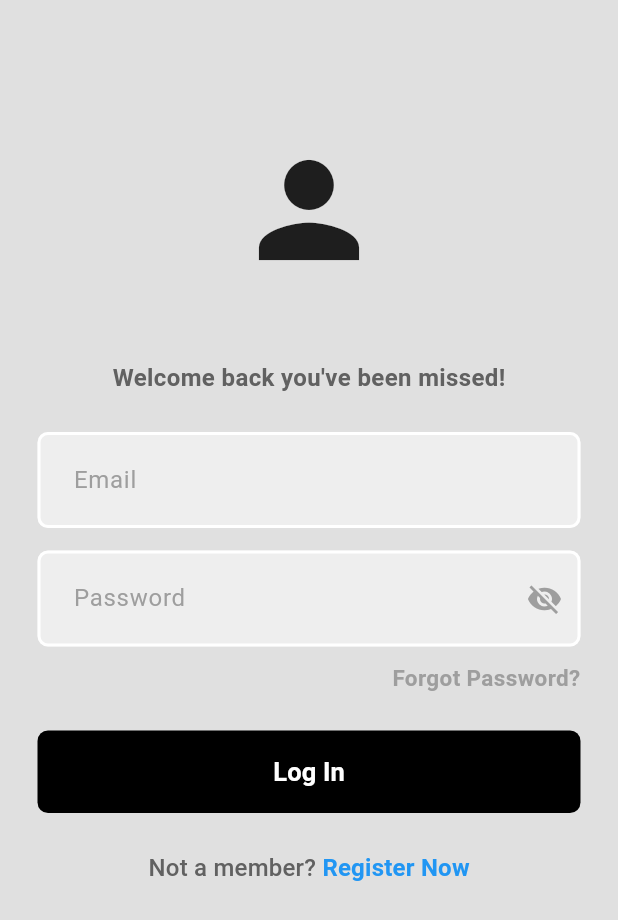
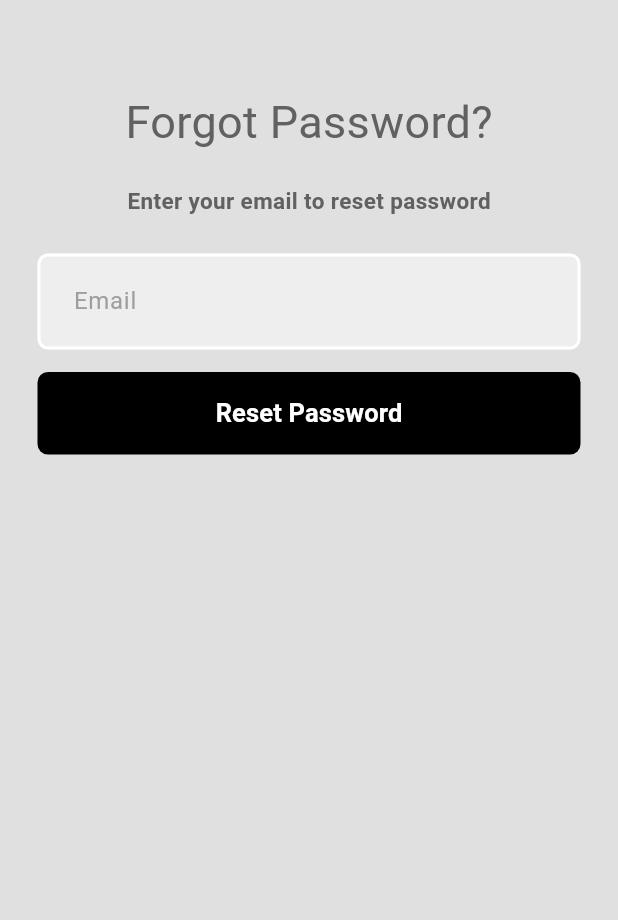
Before and after one commit to es-amit/Startup-Saathi, a Flutter app: the screen it shows after launch, after a tap on "Forgot Password?", on a phone screen of 412 x 824 dp. Shown: the top 920 px of the screen. Run offline on Flutter 3.47's test engine with Material 3 defaults, Android fonts, the phone set to English and light mode, and no system bars; our stand-ins replace cached_network_image, cloud_firestore, csc_picker, equatable, firebase_auth, firebase_core and 4 more; accounts and stored records are empty.

Commit message:
reset-password

```diff
--- a/lib/core/constants.dart
+++ b/lib/core/constants.dart
@@ -3,6 +3,7 @@ class PageConst {
   static const String registerPage = 'registerPage';
   static const String homePage = 'homePage';
   static const String personalDetailsPage = 'personalDetailsPage';
+  static const String forgotPasswordPage = 'forgotPasswordPage';
 }
 
 class FirebaseConst {
--- a/lib/core/routes/routes.dart
+++ b/lib/core/routes/routes.dart
@@ -1,5 +1,6 @@
 import 'package:flutter/material.dart';
 import 'package:startup_saathi/core/constants.dart';
+import 'package:startup_saathi/features/presentation/page/credential/forgot_password_page.dart';
 import 'package:startup_saathi/features/presentation/page/credential/personal_details_page.dart';
 import '../../features/presentation/page/credential/register_page.dart';
 import '../../features/presentation/page/home/home_page.dart';
@@ -20,6 +21,9 @@ class OnGenerateRoute {
 
       case PageConst.personalDetailsPage:
         return routeBuilder(const PersonalDetailsPage());
+
+      case PageConst.forgotPasswordPage:
+        return routeBuilder(const ForgotPasswordPage());
 
       default:
         return routeBuilder(const NoPageFound());
--- a/lib/core/strings/app_strings.dart
+++ b/lib/core/strings/app_strings.dart
@@ -17,5 +17,8 @@ class AppStrings {
   static const String registerNow = 'Register Now';
   static const String firstName = 'First Name';
   static const String lastName = 'Last Name';
-  static const String college = 'College';
+  static const String college = 'College Name';
+  static const String resetPassword = 'Reset Password';
+  static const String enterYourEmailToResetPassword =
+      'Enter your email to reset password';
 }
--- a/lib/features/data/datasource/remote_data_source.dart
+++ b/lib/features/data/datasource/remote_data_source.dart
@@ -8,6 +8,7 @@ abstract interface class FirebaseRemoteDataSource {
   Future<void> registerUser(UserEntity user);
   Future<bool> isSignIn();
   Future<void> signOut();
+  Future<void> sendPasswordResetEmail(String email);
 
   // Cloud Storage
   Future<String> uploadImageToStorage(File? file, String childName);
--- a/lib/features/data/datasource/remote_data_source_impl.dart
+++ b/lib/features/data/datasource/remote_data_source_impl.dart
@@ -137,4 +137,14 @@ class FirebaseRemoteDataSourceImpl implements FirebaseRemoteDataSource {
       userCollection.doc(uid).set(userInformation);
     }
   }
+
+  @override
+  Future<void> sendPasswordResetEmail(String email) async {
+    try {
+      await firebaseAuth.sendPasswordResetEmail(email: email);
+    } on FirebaseAuthException catch (e) {
+      log(e.code);
+      throw authErrorMapping[e.code.toLowerCase().trim()] as AuthError;
+    }
+  }
 }
--- a/lib/features/data/repository/firebase_repository_impl.dart
+++ b/lib/features/data/repository/firebase_repository_impl.dart
@@ -26,4 +26,9 @@ class FirebaseRepositoryImpl implements FirebaseRepository {
   @override
   Future<String> getCurrentUid() async =>
       await remoteDataSource.getCurrentUid();
+
+  @override
+  Future<void> resetPassword(String email) async {
+    await remoteDataSource.sendPasswordResetEmail(email);
+  }
 }
--- a/lib/features/domain/repository/firebase_repository.dart
+++ b/lib/features/domain/repository/firebase_repository.dart
@@ -6,6 +6,7 @@ abstract interface class FirebaseRepository {
   Future<void> registerUser(UserEntity user);
   Future<bool> isSignedIn();
   Future<void> signOut();
+  Future<void> resetPassword(String email);
 
   // user
   Future<String> getCurrentUid();
--- /dev/null
+++ b/lib/features/domain/usecase/user/reset_password_usecase.dart
@@ -0,0 +1,11 @@
+import 'package:startup_saathi/features/domain/repository/firebase_repository.dart';
+
+class ResetPasswordUseCase {
+  final FirebaseRepository repository;
+
+  ResetPasswordUseCase({required this.repository});
+
+  Future<void> call(String email) async {
+    return await repository.resetPassword(email);
+  }
+}
--- a/lib/features/presentation/cubit/credential/credential_cubit.dart
+++ b/lib/features/presentation/cubit/credential/credential_cubit.dart
@@ -6,17 +6,38 @@ import 'package:startup_saathi/features/data/datasource/errors/firebase_error_ha
 import 'package:startup_saathi/features/domain/entities/user_entity.dart';
 import 'package:startup_saathi/features/domain/usecase/user/log_in_user_usecase.dart';
 import 'package:startup_saathi/features/domain/usecase/user/register_user_usecase.dart';
+import 'package:startup_saathi/features/domain/usecase/user/reset_password_usecase.dart';
 
 part 'credential_state.dart';
 
 class CredentialCubit extends Cubit<CredentialState> {
   final LogInUserUseCase logInUserUseCase;
   final RegisterUseCase registerUseCase;
+  final ResetPasswordUseCase resetPasswordUseCase;
 
   CredentialCubit({
     required this.logInUserUseCase,
     required this.registerUseCase,
+    required this.resetPasswordUseCase,
   }) : super(CredentialInitial());
+
+  Future<void> resetPassword({
+    required String email,
+  }) async {
+    // emit(CredentialLoading());
+    try {
+      await resetPasswordUseCase.call(email);
+      emit(CredentialEmailSent());
+    } on SocketException catch (_) {
+      emit(const CredentialFailure());
+    } catch (e) {
+      final error = e as AuthError;
+      emit(CredentialFailure(
+        errorTitle: error.dialogTitle,
+        errorMessage: error.dialogText,
+      ));
+    }
+  }
 
   Future<void> logInUser({
     required String email,
--- a/lib/features/presentation/cubit/credential/credential_state.dart
+++ b/lib/features/presentation/cubit/credential/credential_state.dart
@@ -34,3 +34,8 @@ class CredentialFailure extends CredentialState {
         errorMessage,
       ];
 }
+
+class CredentialEmailSent extends CredentialState {
+  @override
+  List<Object> get props => [];
+}
--- /dev/null
+++ b/lib/features/presentation/page/credential/forgot_password_page.dart
@@ -0,0 +1,103 @@
+import 'package:flutter/material.dart';
+import 'package:flutter_bloc/flutter_bloc.dart';
+import 'package:startup_saathi/core/strings/app_strings.dart';
+import 'package:startup_saathi/core/theme/app_pallete.dart';
+import 'package:startup_saathi/features/presentation/cubit/credential/credential_cubit.dart';
+import 'package:startup_saathi/features/presentation/widgets/custom_button.dart';
+import 'package:startup_saathi/features/presentation/widgets/custom_text_field.dart';
+import 'package:startup_saathi/features/presentation/widgets/show_snackbar.dart';
+
+class ForgotPasswordPage extends StatefulWidget {
+  const ForgotPasswordPage({super.key});
+
+  @override
+  State<ForgotPasswordPage> createState() => _ForgotPasswordPageState();
+}
+
+class _ForgotPasswordPageState extends State<ForgotPasswordPage> {
+  late TextEditingController _emailController;
+  final formKey = GlobalKey<FormState>();
+
+  @override
+  void initState() {
+    super.initState();
+    _emailController = TextEditingController();
+  }
+
+  @override
+  void dispose() {
+    _emailController.dispose();
+    super.dispose();
+  }
+
+  @override
+  Widget build(BuildContext context) {
+    return Scaffold(
+      body: SafeArea(
+        child: SingleChildScrollView(
+          child: Padding(
+            padding: const EdgeInsets.symmetric(
+              horizontal: 25,
+              vertical: 10,
+            ),
+            child: Form(
+              key: formKey,
+              child: Column(
+                mainAxisAlignment: MainAxisAlignment.center,
+                children: [
+                  const SizedBox(
+                    height: 50,
+                  ),
+                  const Text(
+                    AppStrings.forgotPassword,
+                    style: TextStyle(
+                      fontSize: 30,
+                      color: AppPallete.fontColor,
+                    ),
+                  ),
+                  const SizedBox(
+                    height: 20,
+                  ),
+                  const Text(
+                    AppStrings.enterYourEmailToResetPassword,
+                    style: TextStyle(
+                      fontSize: 15,
+                      color: AppPallete.fontColor,
+                      fontWeight: FontWeight.w600,
+                    ),
+                  ),
+                  const SizedBox(
+                    height: 25,
+                  ),
+                  CustomTextField(
+                    hintText: AppStrings.emailHintText,
+                    controller: _emailController,
+                  ),
+                  const SizedBox(
+                    height: 15,
+                  ),
+                  CustomButton(
+                    text: AppStrings.resetPassword,
+                    onPressed: () {
+                      if (formKey.currentState!.validate()) {
+                        context
+                            .read<CredentialCubit>()
+                            .resetPassword(email: _emailController.text)
+                            .then(
+                              (value) => showSnackbar(
+                                context,
+                                'Email has been sent to your email address.',
+                              ),
+                            );
+                      }
+                    },
+                  ),
+                ],
+              ),
+            ),
+          ),
+        ),
+      ),
+    );
+  }
+}
--- a/lib/features/presentation/page/credential/log_in_page.dart
+++ b/lib/features/presentation/page/credential/log_in_page.dart
@@ -140,7 +140,7 @@ class _LogInPageState extends State<LogInPage> {
               // forgot password
               ForgotPassword(
                 onTap: () {
-                  log('object');
+                  goToForgotPassword();
                 },
               ),
               const SizedBox(
@@ -184,6 +184,10 @@ class _LogInPageState extends State<LogInPage> {
         .then((value) => _clear());
   }
 
+  void goToForgotPassword() {
+    Navigator.of(context).pushNamed(PageConst.forgotPasswordPage);
+  }
+
   void _clear() {
     setState(() {
       _emailController.clear();
--- a/lib/init_dependencies.dart
+++ b/lib/init_dependencies.dart
@@ -10,6 +10,7 @@ import 'package:startup_saathi/features/domain/usecase/user/get_current_uid_usec
 import 'package:startup_saathi/features/domain/usecase/user/is_login_usecase.dart';
 import 'package:startup_saathi/features/domain/usecase/user/log_in_user_usecase.dart';
 import 'package:startup_saathi/features/domain/usecase/user/register_user_usecase.dart';
+import 'package:startup_saathi/features/domain/usecase/user/reset_password_usecase.dart';
 import 'package:startup_saathi/features/domain/usecase/user/sign_out_usecase.dart';
 import 'package:startup_saathi/features/presentation/cubit/auth/auth_cubit.dart';
 import 'package:startup_saathi/features/presentation/cubit/credential/credential_cubit.dart';
@@ -29,6 +30,7 @@ Future<void> init() async {
     () => CredentialCubit(
       logInUserUseCase: serviceLocator.call(),
       registerUseCase: serviceLocator.call(),
+      resetPasswordUseCase: serviceLocator.call(),
     ),
   );
 
@@ -48,6 +50,9 @@ Future<void> init() async {
 
   serviceLocator.registerLazySingleton(
       () => LogInUserUseCase(repository: serviceLocator.call()));
+
+  serviceLocator.registerLazySingleton(
+      () => ResetPasswordUseCase(repository: serviceLocator.call()));
 
   // Repositories
   serviceLocator.registerLazySingleton<FirebaseRepository>(
```
